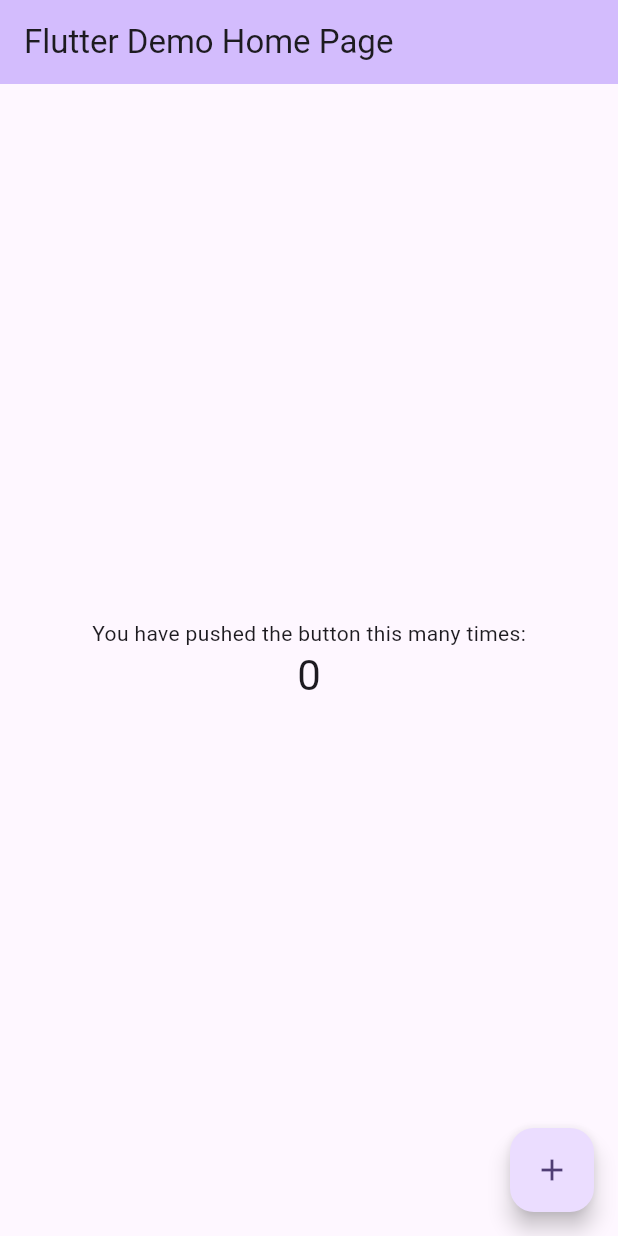
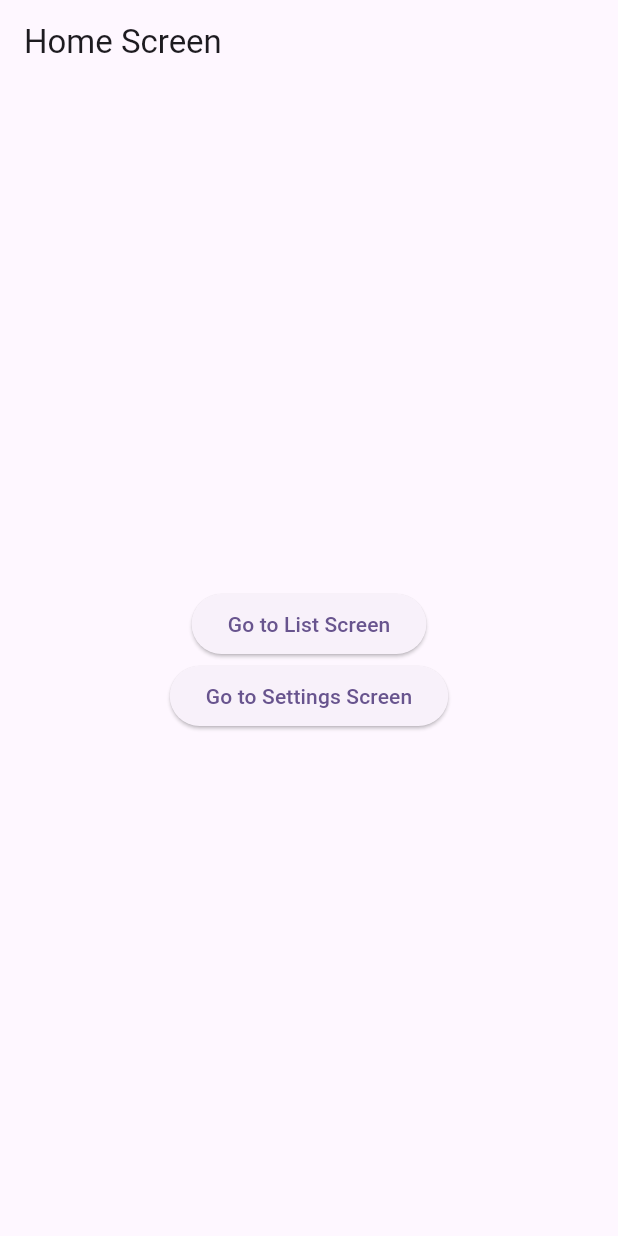
Before and after one commit to sxcmxr/Flutter-Movie-Browser, a Flutter app: the screen it shows after launch, on a phone screen of 412 x 824 dp. Run offline on Flutter 3.47's test engine with Material 3 defaults, Android fonts, the phone set to English and light mode, and no system bars.

Commit message:
feat: add application screens

```diff
--- a/lib/main.dart
+++ b/lib/main.dart
@@ -1,4 +1,8 @@
 import 'package:flutter/material.dart';
+import 'screens/home_screen.dart';
+import 'screens/details_screen.dart';
+import 'screens/settings_screen.dart';
+import 'screens/list_screen.dart';
 
 void main() {
   runApp(const MyApp());
@@ -7,119 +11,21 @@
 class MyApp extends StatelessWidget {
   const MyApp({super.key});
 
-  // This widget is the root of your application.
   @override
   Widget build(BuildContext context) {
     return MaterialApp(
-      title: 'Flutter Demo',
+      title: 'Flutter Movie Browser',
       theme: ThemeData(
-        // This is the theme of your application.
-        //
-        // TRY THIS: Try running your application with "flutter run". You'll see
-        // the application has a purple toolbar. Then, without quitting the app,
-        // try changing the seedColor in the colorScheme below to Colors.green
-        // and then invoke "hot reload" (save your changes or press the "hot
-        // reload" button in a Flutter-supported IDE, or press "r" if you used
-        // the command line to start the app).
-        //
-        // Notice that the counter didn't reset back to zero; the application
-        // state is not lost during the reload. To reset the state, use hot
-        // restart instead.
-        //
-        // This works for code too, not just values: Most code changes can be
-        // tested with just a hot reload.
         colorScheme: ColorScheme.fromSeed(seedColor: Colors.deepPurple),
         useMaterial3: true,
       ),
-      home: const MyHomePage(title: 'Flutter Demo Home Page'),
+      initialRoute: '/',
+      routes: {
+        '/': (context) => const HomeScreen(),
+        '/details': (context) => const DetailsScreen(),
+        '/settings': (context) => const SettingsScreen(),
+        '/list': (context) => const ListScreen(),
+      },
     );
   }
 }
-
-class MyHomePage extends StatefulWidget {
-  const MyHomePage({super.key, required this.title});
-
-  // This widget is the home page of your application. It is stateful, meaning
-  // that it has a State object (defined below) that contains fields that affect
-  // how it looks.
-
-  // This class is the configuration for the state. It holds the values (in this
-  // case the title) provided by the parent (in this case the App widget) and
-  // used by the build method of the State. Fields in a Widget subclass are
-  // always marked "final".
-
-  final String title;
-
-  @override
-  State<MyHomePage> createState() => _MyHomePageState();
-}
-
-class _MyHomePageState extends State<MyHomePage> {
-  int _counter = 0;
-
-  void _incrementCounter() {
-    setState(() {
-      // This call to setState tells the Flutter framework that something has
-      // changed in this State, which causes it to rerun the build method below
-      // so that the display can reflect the updated values. If we changed
-      // _counter without calling setState(), then the build method would not be
-      // called again, and so nothing would appear to happen.
-      _counter++;
-    });
-  }
-
-  @override
-  Widget build(BuildContext context) {
-    // This method is rerun every time setState is called, for instance as done
-    // by the _incrementCounter method above.
-    //
-    // The Flutter framework has been optimized to make rerunning build methods
-    // fast, so that you can just rebuild anything that needs updating rather
-    // than having to individually change instances of widgets.
-    return Scaffold(
-      appBar: AppBar(
-        // TRY THIS: Try changing the color here to a specific color (to
-        // Colors.amber, perhaps?) and trigger a hot reload to see the AppBar
-        // change color while the other colors stay the same.
-        backgroundColor: Theme.of(context).colorScheme.inversePrimary,
-        // Here we take the value from the MyHomePage object that was created by
-        // the App.build method, and use it to set our appbar title.
-        title: Text(widget.title),
-      ),
-      body: Center(
-        // Center is a layout widget. It takes a single child and positions it
-        // in the middle of the parent.
-        child: Column(
-          // Column is also a layout widget. It takes a list of children and
-          // arranges them vertically. By default, it sizes itself to fit its
-          // children horizontally, and tries to be as tall as its parent.
-          //
-          // Column has various properties to control how it sizes itself and
-          // how it positions its children. Here we use mainAxisAlignment to
-          // center the children vertically; the main axis here is the vertical
-          // axis because Columns are vertical (the cross axis would be
-          // horizontal).
-          //
-          // TRY THIS: Invoke "debug painting" (choose the "Toggle Debug Paint"
-          // action in the IDE, or press "p" in the console), to see the
-          // wireframe for each widget.
-          mainAxisAlignment: MainAxisAlignment.center,
-          children: <Widget>[
-            const Text(
-              'You have pushed the button this many times:',
-            ),
-            Text(
-              '$_counter',
-              style: Theme.of(context).textTheme.headlineMedium,
-            ),
-          ],
-        ),
-      ),
-      floatingActionButton: FloatingActionButton(
-        onPressed: _incrementCounter,
-        tooltip: 'Increment',
-        child: const Icon(Icons.add),
-      ), // This trailing comma makes auto-formatting nicer for build methods.
-    );
-  }
-}
--- /dev/null
+++ b/lib/screens/details_screen.dart
@@ -0,0 +1,17 @@
+import 'package:flutter/material.dart';
+
+class DetailsScreen extends StatelessWidget {
+  const DetailsScreen({super.key});
+
+  @override
+  Widget build(BuildContext context) {
+    return Scaffold(
+      appBar: AppBar(
+        title: const Text('Details Screen'),
+      ),
+      body: const Center(
+        child: Text('Details Screen Content'),
+      ),
+    );
+  }
+}
--- /dev/null
+++ b/lib/screens/home_screen.dart
@@ -0,0 +1,33 @@
+import 'package:flutter/material.dart';
+
+class HomeScreen extends StatelessWidget {
+  const HomeScreen({super.key});
+
+  @override
+  Widget build(BuildContext context) {
+    return Scaffold(
+      appBar: AppBar(
+        title: const Text('Home Screen'),
+      ),
+      body: Center(
+        child: Column(
+          mainAxisAlignment: MainAxisAlignment.center,
+          children: <Widget>[
+            ElevatedButton(
+              onPressed: () {
+                Navigator.pushNamed(context, '/list');
+              },
+              child: const Text('Go to List Screen'),
+            ),
+            ElevatedButton(
+              onPressed: () {
+                Navigator.pushNamed(context, '/settings');
+              },
+              child: const Text('Go to Settings Screen'),
+            ),
+          ],
+        ),
+      ),
+    );
+  }
+}
```
Also changed, not shown: lib/screens/list_screen.dart (added, +18 -0 lines), lib/screens/settings_screen.dart (added, +17 -0 lines).
